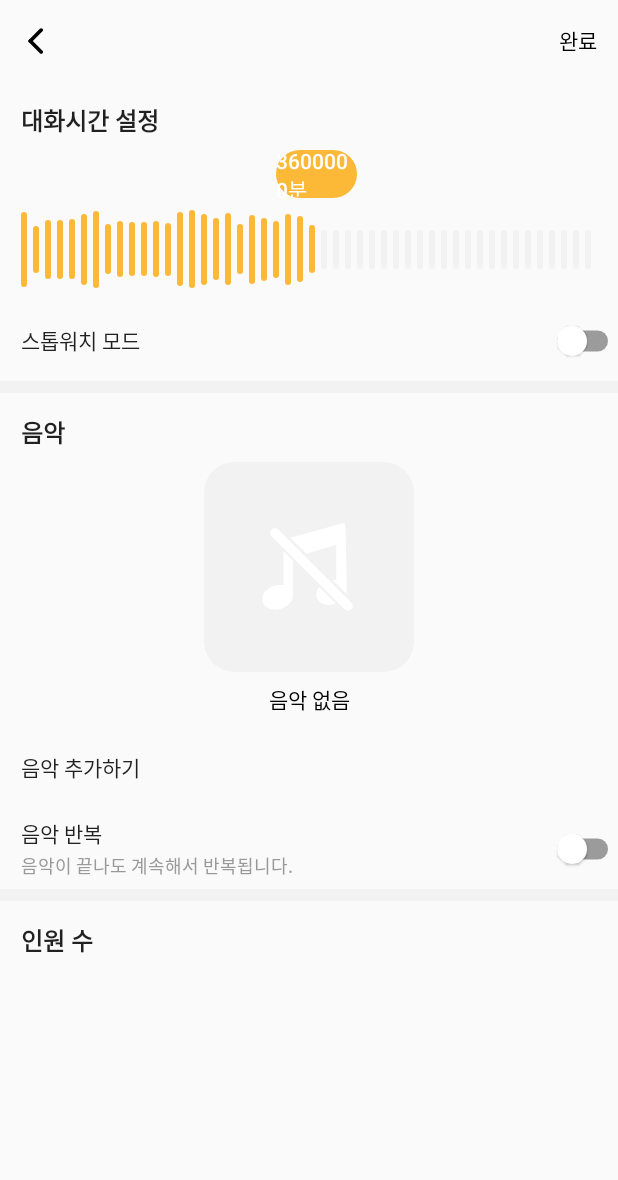
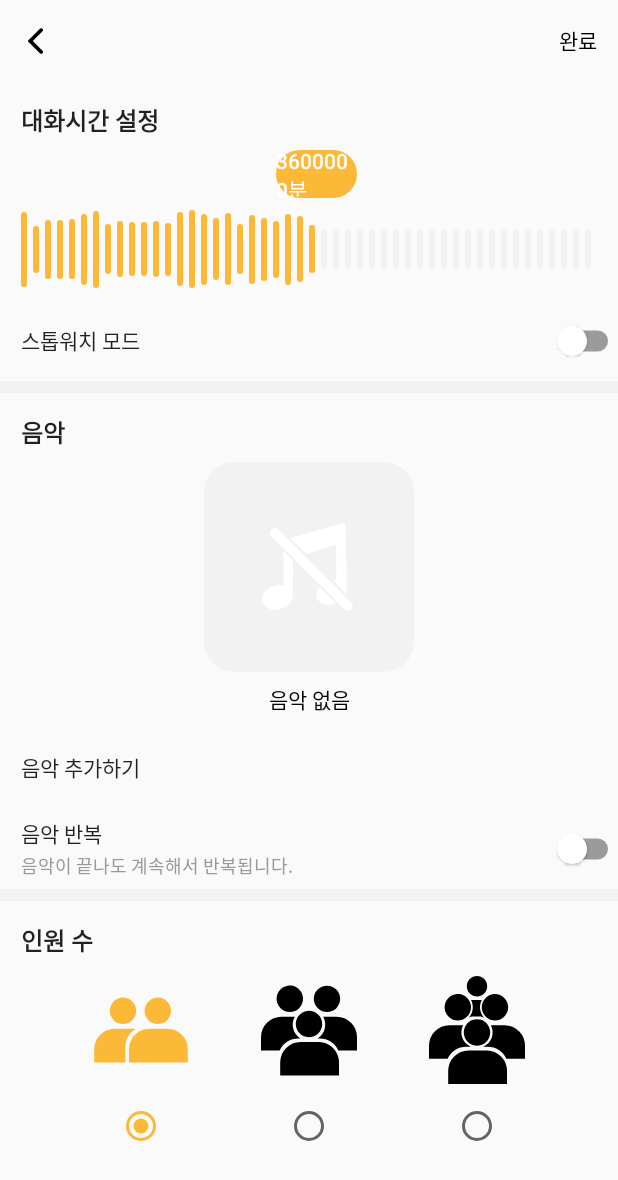
Before and after one commit to sghoregooteitehoo03/NeedTalk, an Android app built with Jetpack Compose: the CreateRoute screen opened through its navigation route, on a phone screen of 412 x 824 dp. Shown: the top 1180 px of the screen. Run offline under Robolectric (Android 15) with nearby library versions, the phone set to English and light mode, and no system bars; our stand-ins replace Dagger/Hilt's generated code, Room's generated code, constraintlayout-compose, paging; libraries missing offline, so code that uses them is left out: com.holix.android.

Commit message:
feat: 인원 수 선택 뷰 구현

```diff
--- a/app/src/main/java/com/sghore/needtalk/presentation/ui/create_screen/CreateScreen.kt
+++ b/app/src/main/java/com/sghore/needtalk/presentation/ui/create_screen/CreateScreen.kt
@@ -3,6 +3,7 @@ package com.sghore.needtalk.presentation.ui.create_screen
 import androidx.compose.foundation.ExperimentalFoundationApi
 import androidx.compose.foundation.Image
 import androidx.compose.foundation.background
+import androidx.compose.foundation.clickable
 import androidx.compose.foundation.gestures.detectHorizontalDragGestures
 import androidx.compose.foundation.layout.Arrangement
 import androidx.compose.foundation.layout.Box
@@ -23,11 +24,13 @@ import androidx.compose.foundation.shape.RoundedCornerShape
 import androidx.compose.material.Divider
 import androidx.compose.material.Icon
 import androidx.compose.material.MaterialTheme
+import androidx.compose.material.RadioButton
 import androidx.compose.material.Switch
 import androidx.compose.material.Text
 import androidx.compose.runtime.Composable
 import androidx.compose.runtime.getValue
 import androidx.compose.runtime.mutableFloatStateOf
+import androidx.compose.runtime.mutableIntStateOf
 import androidx.compose.runtime.mutableLongStateOf
 import androidx.compose.runtime.remember
 import androidx.compose.runtime.setValue
@@ -36,6 +39,7 @@ import androidx.compose.ui.Modifier
 import androidx.compose.ui.draw.alpha
 import androidx.compose.ui.draw.clip
 import androidx.compose.ui.graphics.Color
+import androidx.compose.ui.graphics.painter.Painter
 import androidx.compose.ui.input.pointer.pointerInput
 import androidx.compose.ui.platform.LocalConfiguration
 import androidx.compose.ui.res.colorResource
@@ -130,7 +134,11 @@ fun CreateScreen(
             modifier = Modifier.fillMaxWidth(),
             optionTitle = "인원 수"
         ) {
-
+            SelectNumberOfPeople(
+                modifier = Modifier.fillMaxWidth(),
+                numberOfPeople = 2,
+                onClickNumber = {}
+            )
         }
     }
 }
@@ -414,6 +422,76 @@ fun MusicItem(
     }
 }
 
+@Composable
+fun SelectNumberOfPeople(
+    modifier: Modifier = Modifier,
+    numberOfPeople: Int,
+    onClickNumber: (Int) -> Unit
+) {
+    Row(
+        modifier = modifier,
+        horizontalArrangement = Arrangement.Center
+    ) {
+        SelectNumberOfPeopleItem(
+            modifier = Modifier.size(80.dp),
+            iconPainter = painterResource(id = R.drawable.ic_people_two),
+            isSelected = numberOfPeople == 2,
+            onClick = { onClickNumber(2) }
+        )
+        Spacer(modifier = Modifier.width(32.dp))
+        SelectNumberOfPeopleItem(
+            modifier = Modifier.size(80.dp),
+            iconPainter = painterResource(id = R.drawable.ic_people_three),
+            isSelected = numberOfPeople == 3,
+            onClick = { onClickNumber(3) }
+        )
+        Spacer(modifier = Modifier.width(32.dp))
+        SelectNumberOfPeopleItem(
+            modifier = Modifier.size(80.dp),
+            iconPainter = painterResource(id = R.drawable.ic_people_four),
+            isSelected = numberOfPeople == 4,
+            onClick = { onClickNumber(4) }
+        )
+    }
+}
+
+@Composable
+fun SelectNumberOfPeopleItem(
+    modifier: Modifier = Modifier,
+    iconPainter: Painter,
+    isSelected: Boolean,
+    onClick: () -> Unit
+) {
+    Column(
+        modifier = Modifier.clickable {
+            if (!isSelected) {
+                onClick()
+            }
+        },
+        horizontalAlignment = Alignment.CenterHorizontally,
+        verticalArrangement = Arrangement.Center
+    ) {
+        Icon(
+            modifier = modifier,
+            painter = iconPainter,
+            contentDescription = "",
+            tint = if (isSelected) {
+                MaterialTheme.colors.secondary
+            } else {
+                MaterialTheme.colors.onPrimary
+            }
+        )
+        RadioButton(
+            selected = isSelected,
+            onClick = {
+                if (!isSelected) {
+                    onClick()
+                }
+            }
+        )
+    }
+}
+
 // time이 step값에 따라 값이 증가할 수 있도록 값을 보강 및 감소해주는 역할을 수행하는 함수
 private fun getTimerTimeByStep(time: Long, stepTime: Long): Long {
     if (stepTime == 0L) {
@@ -477,7 +555,20 @@ fun MusicSelectPagerPreview() {
         )
         MusicSelectPager(
             musics = testList,
-            initialMusicId = "3"
+            initialMusicId = "2"
         )
     }
 }
+
+@Preview
+@Composable
+fun SelectNumberOfPeoplePreview() {
+    var number by remember { mutableIntStateOf(2) }
+    NeedTalkTheme {
+        SelectNumberOfPeople(
+            modifier = Modifier.fillMaxWidth(),
+            numberOfPeople = number,
+            onClickNumber = { number = it }
+        )
+    }
+}
--- /dev/null
+++ b/app/src/main/res/drawable/ic_people_four.xml
@@ -0,0 +1,18 @@
+<vector xmlns:android="http://schemas.android.com/apk/res/android"
+    android:width="100dp"
+    android:height="100dp"
+    android:viewportWidth="100"
+    android:viewportHeight="100">
+  <path
+      android:fillColor="#FF000000"
+      android:pathData="M90,74.02L74.5,74.02A17,17 0,0 0,59 64.02L55.01,64.02a13.01,13.01 0,0 0,6.53 -18L73,46.02A17,17 0,0 1,90 63.02L90,74.02ZM25.5,74.02L10,74.02L10,63.02A17,17 0,0 1,27 46.02L38.46,46.02a13.01,13.01 0,0 0,6.53 18L41,64.02A17,17 0,0 0,25.5 74.02ZM65,42.02A11,11 0,0 1,57.22 23.24,11 11,0 0,1 72.78,38.8 10.93,10.93 0,0 1,65 42.02ZM34,42.02A11,11 0,0 1,26.22 23.24,11 11,0 1,1 41.78,38.8 10.93,10.93 0,0 1,34 42.02Z"/>
+  <path
+      android:fillColor="#FF000000"
+      android:pathData="M50,52.02m-11,0a11,11 0,1 1,22 0a11,11 0,1 1,-22 0"/>
+  <path
+      android:fillColor="#FF000000"
+      android:pathData="M43,67.02L58,67.02A17,17 0,0 1,75 84.02L75,95.02a0,0 0,0 1,0 0L26,95.02a0,0 0,0 1,0 0L26,84.02A17,17 0,0 1,43 67.02Z"/>
+  <path
+      android:fillColor="#FF000000"
+      android:pathData="M56.13,40.01c-0.13,-0.07 -0.25,-0.14 -0.36,-0.2 -1.24,-0.69 -1.57,-0.88 -5.8,-1.01 -0.89,-0.03 -1.61,-0.04 -2.21,-0.04 -2.84,0 -3.36,0.31 -4.61,1.07l-0.13,0.08 -0.1,0.06A13.01,13.01 0,0 0,45.04 25h8.93a13.01,13.01 0,0 0,2.17 15.01ZM50,22A8.5,8.5 0,1 1,58.5 13.5,8.51 8.51,0 0,1 50,22Z"/>
+</vector>
--- /dev/null
+++ b/app/src/main/res/drawable/ic_people_three.xml
@@ -0,0 +1,15 @@
+<vector xmlns:android="http://schemas.android.com/apk/res/android"
+    android:width="100dp"
+    android:height="100dp"
+    android:viewportWidth="100"
+    android:viewportHeight="100">
+  <path
+      android:fillColor="#FF000000"
+      android:pathData="M50,45m-11,0a11,11 0,1 1,22 0a11,11 0,1 1,-22 0"/>
+  <path
+      android:fillColor="#FF000000"
+      android:pathData="M43,60L58,60A17,17 0,0 1,75 77L75,88a0,0 0,0 1,0 0L26,88a0,0 0,0 1,0 0L26,77A17,17 0,0 1,43 60Z"/>
+  <path
+      android:fillColor="#FF000000"
+      android:pathData="M90,67L74.5,67A17,17 0,0 0,59 57L57.22,57A13.55,13.55 0,0 0,61.86 39L73,39A17,17 0,0 1,90 56L90,67ZM25.5,67L10,67L10,56A17,17 0,0 1,27 39L38.14,39a13.54,13.54 0,0 0,4.64 18L41,57A17,17 0,0 0,25.5 67ZM65,35A11,11 0,0 1,57.22 16.22,11 11,0 0,1 72.78,31.78 10.93,10.93 0,0 1,65 35ZM34,35A11,11 0,0 1,26.22 16.22,11 11,0 1,1 41.78,31.78 10.93,10.93 0,0 1,34 35Z"/>
+</vector>
--- /dev/null
+++ b/app/src/main/res/drawable/ic_people_two.xml
@@ -0,0 +1,18 @@
+<vector xmlns:android="http://schemas.android.com/apk/res/android"
+    android:width="100dp"
+    android:height="100dp"
+    android:viewportWidth="100"
+    android:viewportHeight="100">
+  <path
+      android:fillColor="#FF000000"
+      android:pathData="M35,34m-11,0a11,11 0,1 1,22 0a11,11 0,1 1,-22 0"/>
+  <path
+      android:fillColor="#FF000000"
+      android:pathData="M64,34m-11,0a11,11 0,1 1,22 0a11,11 0,1 1,-22 0"/>
+  <path
+      android:fillColor="#FF000000"
+      android:pathData="M37,77L11,77L11,66A17,17 0,0 1,28 49L43,49a17.19,17.19 0,0 1,2.63 0.2A16.99,16.99 0,0 0,37 64L37,77Z"/>
+  <path
+      android:fillColor="#FF000000"
+      android:pathData="M57,49L72,49A17,17 0,0 1,89 66L89,77a0,0 0,0 1,0 0L40,77a0,0 0,0 1,0 0L40,66A17,17 0,0 1,57 49Z"/>
+</vector>
```
